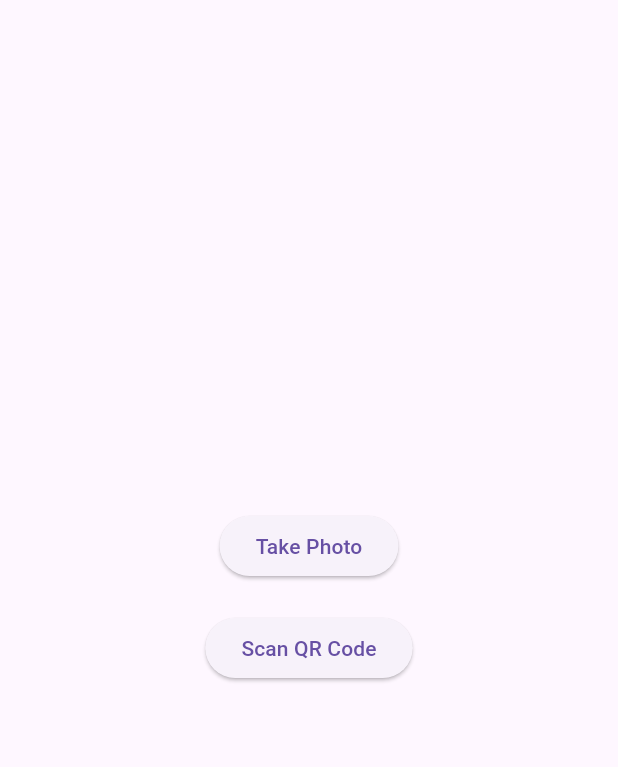
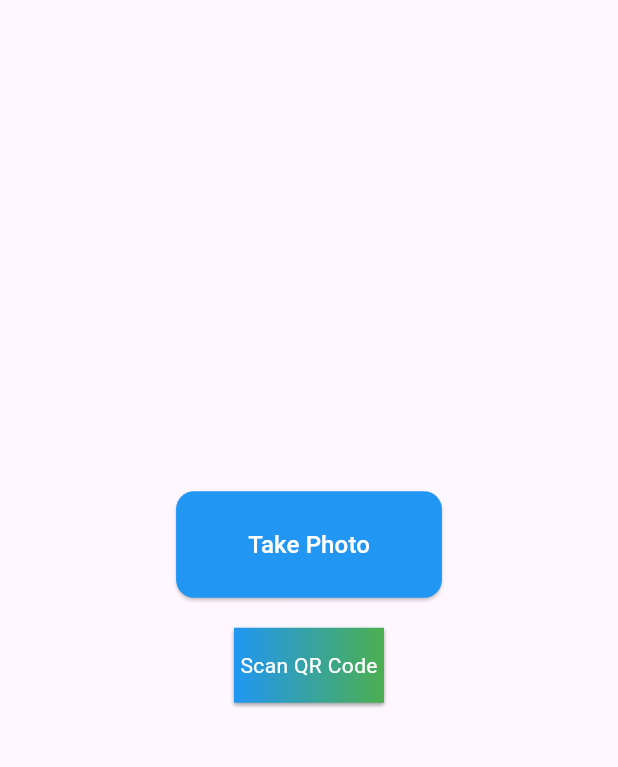
Before and after one commit to jakkritpromma/QRPhotoTaker, a Flutter app: the screen it shows after launch, on a phone screen of 412 x 824 dp, the part 63-830 px from its top. Run offline on Flutter 3.47's test engine with Material 3 defaults, Android fonts, the phone set to English and light mode, and no system bars; our stand-ins replace bloc, camera, flutter_bloc; missing offline and left inert: mobile_scanner.

Commit message:
refactored CustomElevatedButton and RaisedElevatedButton

```diff
--- a/lib/main.dart
+++ b/lib/main.dart
@@ -5,6 +5,8 @@ import 'package:qrphototaker/bloc/qr_scanner_bloc.dart';
 import 'package:qrphototaker/bloc/camera_bloc.dart';
 import 'package:qrphototaker/ui/camera_page.dart';
 import 'package:qrphototaker/ui/qr_scanner_page.dart';
+import 'package:qrphototaker/ui/widget/RaisedGradientButton.dart';
+import 'package:qrphototaker/ui/widget/CustomElevatedButton.dart';
 import 'dart:io';
 
 void main() async {
@@ -55,25 +57,25 @@ class HomePage extends StatelessWidget {
         child: Column(
           mainAxisAlignment: MainAxisAlignment.center,
           children: [
-            ElevatedButton(
+            CustomElevatedButton(
               onPressed: () => Navigator.push(
                 context,
                 MaterialPageRoute(
                   builder: (context) => CameraPage(),
                 ),
               ),
-              child: Text('Take Photo'),
+              label: 'Take Photo',
             ),
             SizedBox(height: 20),
-            ElevatedButton(
-              onPressed: () => Navigator.push(
-                context,
-                MaterialPageRoute(
-                  builder: (context) => QRScannerPage(),
+            RaisedGradientButton(
+                child: Text(
+                  'Scan QR Code',
+                  style: TextStyle(color: Colors.white),
                 ),
-              ),
-              child: Text('Scan QR Code'),
-            ),
+                gradient: LinearGradient(
+                  colors: <Color>[Colors.green, Colors.black],
+                ),
+                onPressed: () => Navigator.push(context, MaterialPageRoute(builder: (context) => QRScannerPage()))),
           ],
         ),
       ),
--- /dev/null
+++ b/lib/ui/widget/CustomElevatedButton.dart
@@ -0,0 +1,44 @@
+import 'package:flutter/material.dart';
+
+class CustomElevatedButton extends StatefulWidget {
+  final VoidCallback onPressed;
+  final String label;
+
+  const CustomElevatedButton({Key? key, required this.onPressed, required this.label}) : super(key: key);
+
+  @override
+  _CustomElevatedButtonState createState() => _CustomElevatedButtonState();
+}
+
+class _CustomElevatedButtonState extends State<CustomElevatedButton> {
+  @override
+  Widget build(BuildContext context) {
+    return ElevatedButton(
+      onPressed: widget.onPressed,
+      style: ButtonStyle(
+        backgroundColor: MaterialStateProperty.resolveWith<Color>((states) {
+          if (states.contains(MaterialState.pressed)) {
+            return Colors.red;
+          } else {
+            return Colors.blue;
+          }
+        }),
+        shape: MaterialStateProperty.all<RoundedRectangleBorder>(
+          RoundedRectangleBorder(
+            borderRadius: BorderRadius.circular(12),
+          ),
+        ),
+        padding: MaterialStateProperty.all<EdgeInsetsGeometry>(
+          EdgeInsets.symmetric(vertical: 12, horizontal: 24),
+        ),
+      ),
+      child: Container(
+        padding: EdgeInsets.symmetric(vertical: 12, horizontal: 24),
+        child: Text(
+          widget.label,
+          style: TextStyle(color: Colors.white, fontSize: 16),
+        ),
+      ),
+    );
+  }
+}
--- /dev/null
+++ b/lib/ui/widget/RaisedGradientButton.dart
@@ -0,0 +1,76 @@
+import 'package:flutter/material.dart';
+
+class RaisedGradientButton extends StatefulWidget {
+  final String TAG = "RaisedGradientButton MyLog ";
+  final Widget child;
+  final Gradient? gradient;
+  final void Function()? onPressed;
+
+  const RaisedGradientButton({
+    required this.child,
+    this.gradient,
+    this.onPressed,
+  });
+
+  @override
+  _RaisedGradientButtonState createState() => _RaisedGradientButtonState();
+}
+
+class _RaisedGradientButtonState extends State<RaisedGradientButton> {
+  final String TAG = "RaisedGradientButtonState MyLog ";
+  bool _isPressed = false;
+  bool _isHovered = false; // Track hover state
+
+  @override
+  Widget build(BuildContext context) {
+    return Container(
+      width: 100,
+      height: 50.0,
+      decoration: BoxDecoration(
+        gradient: _isPressed
+            ? LinearGradient(
+          colors: [Colors.red, Colors.orange],
+        )
+            : _isHovered
+            ? LinearGradient(
+          colors: [Colors.purple, Colors.pink], // Hovered gradient
+        )
+            : LinearGradient(
+          colors: [Colors.blue, Colors.green], // Normal state gradient
+        ),
+        boxShadow: [
+          BoxShadow(
+            color: Colors.grey,
+            offset: Offset(0.0, 1.5),
+            blurRadius: 1.5,
+          ),
+        ],
+      ),
+      child: Material(
+        color: Colors.transparent,
+        child: InkWell(
+          onTap: () {
+            print(TAG + "onTap");
+            setState(() {
+              _isPressed = true;
+            });
+            if (widget.onPressed != null) {
+              widget.onPressed!();
+            }
+            Future.delayed(Duration(milliseconds: 500), () {
+              setState(() {
+                _isPressed = false;
+              });
+            });
+          },
+          // Disable the splash and highlight colors
+          splashColor: Colors.transparent, // No splash effect
+          highlightColor: Colors.transparent, // No highlight effect
+          child: Center(
+            child: widget.child,
+          ),
+        ),
+      ),
+    );
+  }
+}
```
Also changed, not shown: lib/ui/camera_page.dart (+3 -99 lines), 1 other file.
